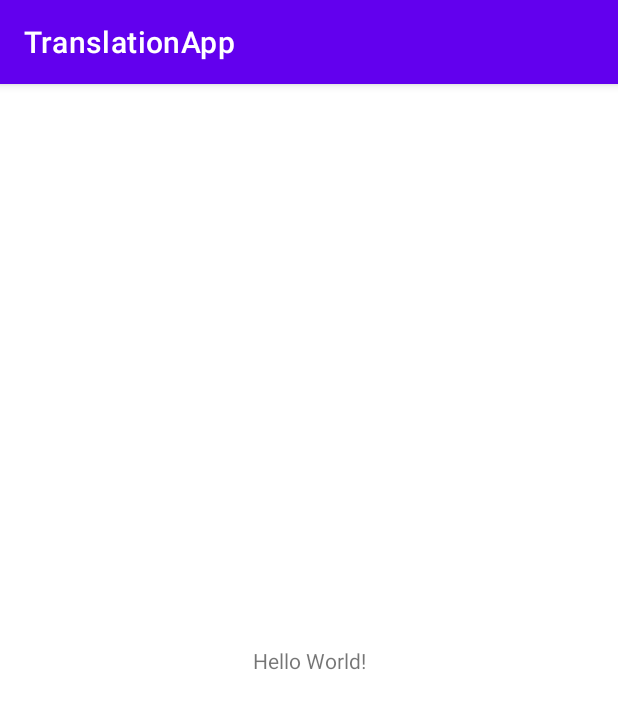
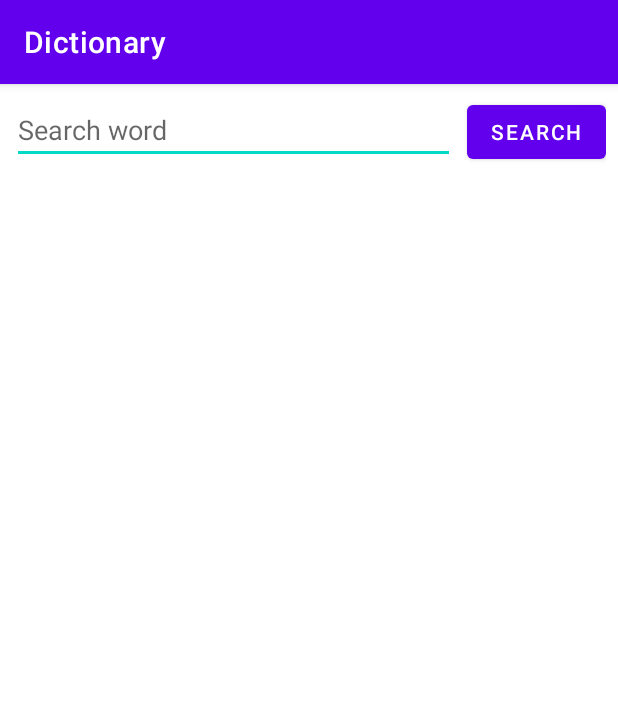
Before and after one commit to OnufrievEA/TranslationApp, an Android app: the screen it shows after launch (MainActivity), on a phone screen of 412 x 824 dp. Shown: the top 709 px of the screen. Run offline under Robolectric (Android 15) with nearby library versions, the phone set to English and light mode, and no system bars; our stand-ins replace RxJava; libraries missing offline, so code that uses them is left out: com.jakewharton.retrofit2.

Commit message:
Clean Architecture, MVP, RX Java 2, Retrofit

```diff
--- a/app/src/main/AndroidManifest.xml
+++ b/app/src/main/AndroidManifest.xml
@@ -1,6 +1,8 @@
 <?xml version="1.0" encoding="utf-8"?>
 <manifest xmlns:android="http://schemas.android.com/apk/res/android"
     package="com.example.translationapp">
+
+    <uses-permission android:name="android.permission.INTERNET" />
 
     <application
         android:allowBackup="true"
--- /dev/null
+++ b/app/src/main/java/com/example/translationapp/data/datasource/DataSource.kt
@@ -0,0 +1,8 @@
+package com.example.translationapp.data.datasource
+
+import io.reactivex.Observable
+
+interface DataSource<T> {
+
+    fun getData(word: String): Observable<T>
+}
--- /dev/null
+++ b/app/src/main/java/com/example/translationapp/data/datasource/network/Api.kt
@@ -0,0 +1,13 @@
+package com.example.translationapp.data.datasource.network
+
+import com.example.translationapp.data.model.SearchResult
+import io.reactivex.Observable
+import retrofit2.Call
+import retrofit2.http.GET
+import retrofit2.http.Query
+
+interface Api {
+
+    @GET("words/search")
+    fun search(@Query("search") wordToSearch: String): Observable<List<SearchResult>>
+}
--- /dev/null
+++ b/app/src/main/java/com/example/translationapp/data/datasource/network/RetrofitDataSource.kt
@@ -0,0 +1,31 @@
+package com.example.translationapp.data.datasource.network
+
+import com.example.translationapp.data.datasource.DataSource
+import com.example.translationapp.data.model.SearchResult
+import com.jakewharton.retrofit2.adapter.rxjava2.RxJava2CallAdapterFactory
+import io.reactivex.Observable
+import retrofit2.Retrofit
+import retrofit2.converter.gson.GsonConverterFactory
+
+class RetrofitDataSource : DataSource<List<SearchResult>> {
+
+    companion object {
+        private const val BASE_URL_LOCATIONS = "https://dictionary.skyeng.ru/api/public/v1/"
+        private var api: Api? = null
+    }
+
+    init {
+        if (api == null) {
+            api = Retrofit.Builder()
+                .baseUrl(BASE_URL_LOCATIONS)
+                .addConverterFactory(GsonConverterFactory.create())
+                .addCallAdapterFactory(RxJava2CallAdapterFactory.create())
+                .build()
+                .create(Api::class.java)
+        }
+    }
+
+    override fun getData(word: String): Observable<List<SearchResult>> {
+        return api!!.search(word)
+    }
+}
--- /dev/null
+++ b/app/src/main/java/com/example/translationapp/data/repository/Repository.kt
@@ -0,0 +1,13 @@
+package com.example.translationapp.data.repository
+
+import com.example.translationapp.data.datasource.DataSource
+import com.example.translationapp.data.model.SearchResult
+import com.example.translationapp.domain.repository.IRepository
+import io.reactivex.Observable
+
+class Repository(private val dataSource: DataSource<List<SearchResult>>) :
+    IRepository<List<SearchResult>> {
+    override fun getData(word: String): Observable<List<SearchResult>> {
+        return dataSource.getData(word)
+    }
+}
--- /dev/null
+++ b/app/src/main/java/com/example/translationapp/domain/interactor/Interactor.kt
@@ -0,0 +1,11 @@
+package com.example.translationapp.domain.interactor
+
+import com.example.translationapp.data.model.SearchResult
+import com.example.translationapp.domain.repository.IRepository
+import io.reactivex.Observable
+
+class Interactor(private val repository: IRepository<List<SearchResult>>) {
+    fun getData(word: String): Observable<List<SearchResult>> {
+        return repository.getData(word)
+    }
+}
--- /dev/null
+++ b/app/src/main/java/com/example/translationapp/domain/repository/IRepository.kt
@@ -0,0 +1,8 @@
+package com.example.translationapp.domain.repository
+
+import io.reactivex.Observable
+
+interface IRepository<T> {
+
+    fun getData(word: String): Observable<T>
+}
--- a/app/src/main/java/com/example/translationapp/presentation/MainActivity.kt
+++ b/app/src/main/java/com/example/translationapp/presentation/MainActivity.kt
@@ -1,12 +1,63 @@
 package com.example.translationapp.presentation
 
+import android.app.Activity
+import android.os.Bundle
+import android.util.Log
+import android.view.View
+import android.view.inputmethod.InputMethodManager
+import android.widget.Button
+import android.widget.EditText
 import androidx.appcompat.app.AppCompatActivity
-import android.os.Bundle
+import androidx.recyclerview.widget.LinearLayoutManager
+import androidx.recyclerview.widget.RecyclerView
 import com.example.translationapp.R
+import com.example.translationapp.data.datasource.network.RetrofitDataSource
+import com.example.translationapp.data.repository.Repository
+import com.example.translationapp.domain.interactor.Interactor
+import io.reactivex.android.schedulers.AndroidSchedulers
+import io.reactivex.schedulers.Schedulers
 
 class MainActivity : AppCompatActivity() {
+
+    private lateinit var adapter: MainAdapter
+    private lateinit var presenter: Presenter
+
+    private lateinit var searchBtn: Button
+    private lateinit var searchEt: EditText
+
     override fun onCreate(savedInstanceState: Bundle?) {
         super.onCreate(savedInstanceState)
         setContentView(R.layout.activity_main)
+
+        presenter = Presenter(Interactor(Repository(RetrofitDataSource())))
+
+        searchBtn = findViewById(R.id.search_btn)
+        searchEt = findViewById(R.id.search_et)
+
+        searchBtn.setOnClickListener(searchBtnOnClickListener)
+
+        initRecyclerView()
+    }
+
+    private fun initRecyclerView() {
+        adapter = MainAdapter()
+        val rv = findViewById<RecyclerView>(R.id.recycler)
+        rv.layoutManager = LinearLayoutManager(this)
+        rv.adapter = adapter
+    }
+
+    private val searchBtnOnClickListener = View.OnClickListener { _ ->
+        run {
+            val imm = getSystemService(Activity.INPUT_METHOD_SERVICE) as InputMethodManager
+            imm.toggleSoftInput(InputMethodManager.HIDE_IMPLICIT_ONLY, 0)
+
+            val word = searchEt.text.toString()
+            presenter.getData(word)
+                .subscribeOn(Schedulers.io())
+                .observeOn(AndroidSchedulers.mainThread())
+                .subscribe(
+                    { res -> adapter.data = res },
+                    { e -> Log.d("aaa", e.localizedMessage) })
+        }
     }
 }
--- /dev/null
+++ b/app/src/main/java/com/example/translationapp/presentation/MainAdapter.kt
@@ -0,0 +1,43 @@
+package com.example.translationapp.presentation
+
+import android.view.LayoutInflater
+import android.view.View
+import android.view.ViewGroup
+import android.widget.TextView
+import androidx.recyclerview.widget.RecyclerView
+import com.example.translationapp.R
+import com.example.translationapp.data.model.SearchResult
+
+class MainAdapter : RecyclerView.Adapter<MainAdapter.ViewHolder>() {
+
+    var data = listOf<SearchResult>()
+        set(value) {
+            field = value
+            notifyDataSetChanged()
+        }
+
+    inner class ViewHolder(itemView: View) : RecyclerView.ViewHolder(itemView) {
+        fun bind(position: Int) {
+            if (layoutPosition != RecyclerView.NO_POSITION) {
+                itemView.findViewById<TextView>(R.id.tv_word).text = data[position].text
+                itemView.findViewById<TextView>(R.id.tv_translation).text =
+                    data[position].meanings?.get(0)?.translation?.translation
+            }
+        }
+    }
+
+    override fun onCreateViewHolder(parent: ViewGroup, viewType: Int): MainAdapter.ViewHolder {
+        return ViewHolder(
+            LayoutInflater.from(parent.context)
+                .inflate(R.layout.card_view, parent, false) as View
+        )
+    }
+
+    override fun onBindViewHolder(holder: MainAdapter.ViewHolder, position: Int) {
+        holder.bind(position)
+    }
+
+    override fun getItemCount(): Int {
+        return data.size
+    }
+}
--- /dev/null
+++ b/app/src/main/java/com/example/translationapp/presentation/Presenter.kt
@@ -0,0 +1,11 @@
+package com.example.translationapp.presentation
+
+import com.example.translationapp.data.model.SearchResult
+import com.example.translationapp.domain.interactor.Interactor
+import io.reactivex.Observable
+
+class Presenter(private val interactor: Interactor) {
+    fun getData(word: String): Observable<List<SearchResult>> {
+        return interactor.getData(word)
+    }
+}
--- a/app/src/main/res/layout/activity_main.xml
+++ b/app/src/main/res/layout/activity_main.xml
@@ -3,16 +3,43 @@
     xmlns:app="http://schemas.android.com/apk/res-auto"
     xmlns:tools="http://schemas.android.com/tools"
     android:layout_width="match_parent"
-    android:layout_height="match_parent"
+    android:layout_height="wrap_content"
     tools:context=".presentation.MainActivity">
 
-    <TextView
-        android:layout_width="wrap_content"
+    <LinearLayout
+        android:id="@+id/linear"
+        android:layout_width="match_parent"
         android:layout_height="wrap_content"
-        android:text="Hello World!"
-        app:layout_constraintBottom_toBottomOf="parent"
-        app:layout_constraintLeft_toLeftOf="parent"
-        app:layout_constraintRight_toRightOf="parent"
-        app:layout_constraintTop_toTopOf="parent" />
+        android:layout_marginStart="8dp"
+        android:layout_marginTop="8dp"
+        android:layout_marginEnd="8dp"
+        android:orientation="horizontal"
+        app:layout_constraintEnd_toEndOf="parent"
+        app:layout_constraintStart_toStartOf="parent"
+        app:layout_constraintTop_toTopOf="parent">
+
+        <EditText
+            android:id="@+id/search_et"
+            android:layout_width="0dp"
+            android:layout_height="wrap_content"
+            android:layout_weight="1"
+            android:hint="@string/search_hint" />
+
+        <Button
+            android:id="@+id/search_btn"
+            android:layout_width="wrap_content"
+            android:layout_height="wrap_content"
+            android:layout_marginStart="8dp"
+            android:text="search" />
+    </LinearLayout>
+
+
+    <androidx.recyclerview.widget.RecyclerView
+        android:id="@+id/recycler"
+        android:layout_width="match_parent"
+        android:layout_height="wrap_content"
+        app:layout_constraintStart_toStartOf="parent"
+        app:layout_constraintTop_toBottomOf="@id/linear"/>
+
 
 </androidx.constraintlayout.widget.ConstraintLayout>
--- a/app/src/main/res/values/strings.xml
+++ b/app/src/main/res/values/strings.xml
@@ -1,3 +1,5 @@
 <resources>
-    <string name="app_name">TranslationApp</string>
+    <string name="app_name">Dictionary</string>
+    <string name="search_hint">Search word</string>
+    <string name="search">Search</string>
 </resources>
```
Also changed, not shown: app/build.gradle (+12 -2 lines), app/src/main/java/com/example/translationapp/data/model/Meanings.kt (added, +15 -0 lines), app/src/main/java/com/example/translationapp/data/model/SearchResult.kt (added, +15 -0 lines), app/src/main/java/com/example/translationapp/data/model/Translation.kt (added, +10 -0 lines), app/src/main/res/layout/card_view.xml (added, +31 -0 lines).
